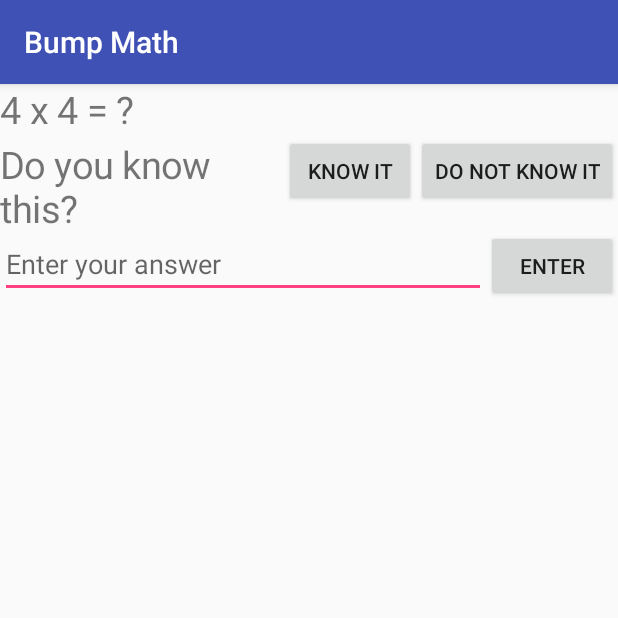
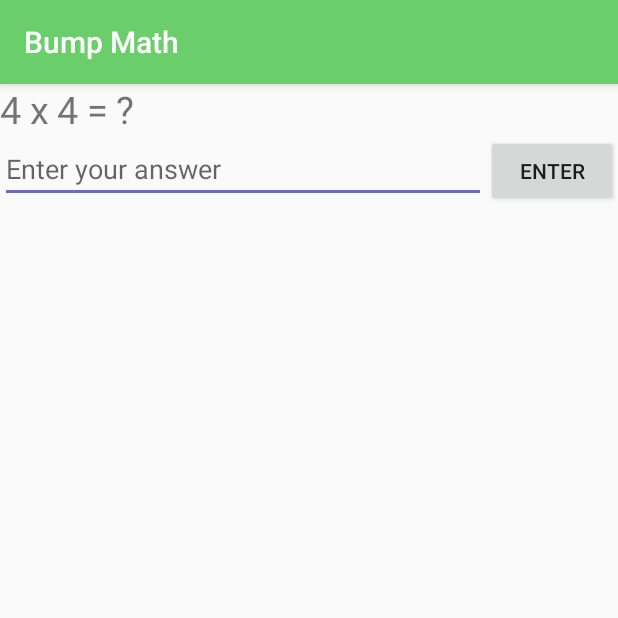
Before and after one commit to KristofferHebert/teambumpmath, an Android app: the screen it shows after launch (QuestionActivity), on a phone screen of 412 x 824 dp, the top half of it. Run offline under Robolectric (Android 15) with nearby library versions, the light colour scheme and no system bars.

Commit message:
setting logo

```diff
--- a/app/src/main/AndroidManifest.xml
+++ b/app/src/main/AndroidManifest.xml
@@ -5,6 +5,7 @@
     <application
         android:allowBackup="true"
         android:icon="@mipmap/logo"
+        android:logo="@mipmap/logo"
         android:label="@string/app_name"
         android:supportsRtl="true"
         android:theme="@style/AppTheme">
--- a/app/src/main/java/com/example/myfirstapp/QuestionActivity.java
+++ b/app/src/main/java/com/example/myfirstapp/QuestionActivity.java
@@ -52,9 +52,10 @@ public class QuestionActivity extends AppCompatActivity {
         questionView.setText(problem.getQuestion());
         questionView.setTextSize(25);
 
-        TextView feelingOfKnowledgeView = (TextView) findViewById(R.id.feeling_of_knowledge_message);
-        feelingOfKnowledgeView.setText(getString(R.string.feelingOfConfidence));
-        feelingOfKnowledgeView.setTextSize(25);
+        //this is now on the notifications - do we want to keep that interaction inside the activities?
+//        TextView feelingOfKnowledgeView = (TextView) findViewById(R.id.feeling_of_knowledge_message);
+//        feelingOfKnowledgeView.setText(getString(R.string.feelingOfConfidence));
+//        feelingOfKnowledgeView.setTextSize(25);
     }
 
     private void registerNotification() {
--- a/app/src/main/res/layout/activity_main.xml
+++ b/app/src/main/res/layout/activity_main.xml
@@ -10,24 +10,24 @@
     <TextView android:id="@+id/question_message"
         android:layout_width="match_parent"
         android:layout_height="wrap_content" />
-    <LinearLayout
-        android:layout_width="match_parent"
-        android:layout_height="wrap_content"
-        android:orientation="horizontal">
-        <TextView
-            android:id="@+id/feeling_of_knowledge_message"
-            android:layout_weight="1"
-            android:layout_width="0dp"
-            android:layout_height="wrap_content"/>
-        <Button
-            android:text="@string/button_confident"
-            android:layout_width="wrap_content"
-            android:layout_height="wrap_content" />
-        <Button
-            android:text="@string/button_not_confident"
-            android:layout_width="wrap_content"
-            android:layout_height="wrap_content" />
-    </LinearLayout>
+    <!--<LinearLayout-->
+        <!--android:layout_width="match_parent"-->
+        <!--android:layout_height="wrap_content"-->
+        <!--android:orientation="horizontal">-->
+        <!--<TextView-->
+            <!--android:id="@+id/feeling_of_knowledge_message"-->
+            <!--android:layout_weight="1"-->
+            <!--android:layout_width="0dp"-->
+            <!--android:layout_height="wrap_content"/>-->
+        <!--<Button-->
+            <!--android:text="@string/button_confident"-->
+            <!--android:layout_width="wrap_content"-->
+            <!--android:layout_height="wrap_content" />-->
+        <!--<Button-->
+            <!--android:text="@string/button_not_confident"-->
+            <!--android:layout_width="wrap_content"-->
+            <!--android:layout_height="wrap_content" />-->
+    <!--</LinearLayout>-->
 
     <LinearLayout
         android:layout_width="match_parent"
--- a/app/src/main/res/values/colors.xml
+++ b/app/src/main/res/values/colors.xml
@@ -1,6 +1,6 @@
 <?xml version="1.0" encoding="utf-8"?>
 <resources>
-    <color name="colorPrimary">#3F51B5</color>
-    <color name="colorPrimaryDark">#303F9F</color>
-    <color name="colorAccent">#FF4081</color>
+    <color name="colorPrimary">#6ACE6B</color>
+    <color name="colorPrimaryDark">#54a455</color>
+    <color name="colorAccent">#6b6ace</color>
 </resources>
```
